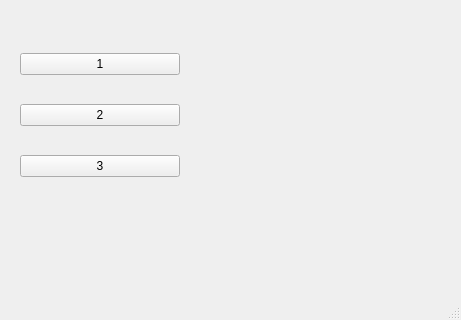
This is 2/test.ui in NOT-old-wang/Learning_pyqt5 as Qt 5 draws it before an edit. The edited form follows.
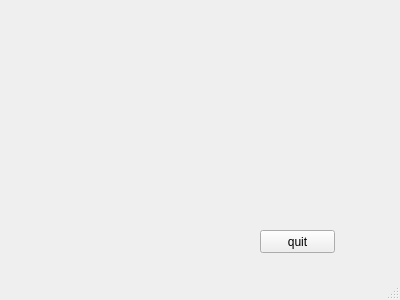
This is the edited form.

What changed in the file:
```diff
--- a/2/test.ui
+++ b/2/test.ui
@@ -9,49 +9,26 @@
    <rect>
     <x>0</x>
     <y>0</y>
-    <width>461</width>
-    <height>320</height>
+    <width>400</width>
+    <height>300</height>
    </rect>
   </property>
   <property name="windowTitle">
    <string>MainWindow</string>
   </property>
   <widget class="QWidget" name="centralwidget">
-   <widget class="QWidget" name="verticalLayoutWidget">
+   <widget class="QPushButton" name="pushButton">
     <property name="geometry">
      <rect>
-      <x>20</x>
-      <y>30</y>
-      <width>160</width>
-      <height>171</height>
+      <x>260</x>
+      <y>230</y>
+      <width>75</width>
+      <height>23</height>
      </rect>
     </property>
-    <layout class="QVBoxLayout" name="verticalLayout">
-     <item>
-      <widget class="QPushButton" name="pushButton">
-       <property name="enabled">
-        <bool>true</bool>
-       </property>
-       <property name="text">
-        <string>1</string>
-       </property>
-      </widget>
-     </item>
-     <item>
-      <widget class="QPushButton" name="pushButton_3">
-       <property name="text">
-        <string>2</string>
-       </property>
-      </widget>
-     </item>
-     <item>
-      <widget class="QPushButton" name="pushButton_2">
-       <property name="text">
-        <string>3</string>
-       </property>
-      </widget>
-     </item>
-    </layout>
+    <property name="text">
+     <string>quit</string>
+    </property>
    </widget>
   </widget>
   <widget class="QMenuBar" name="menubar">
```
Left out of the diff: 16 changed lines with no effect on the pictures.
